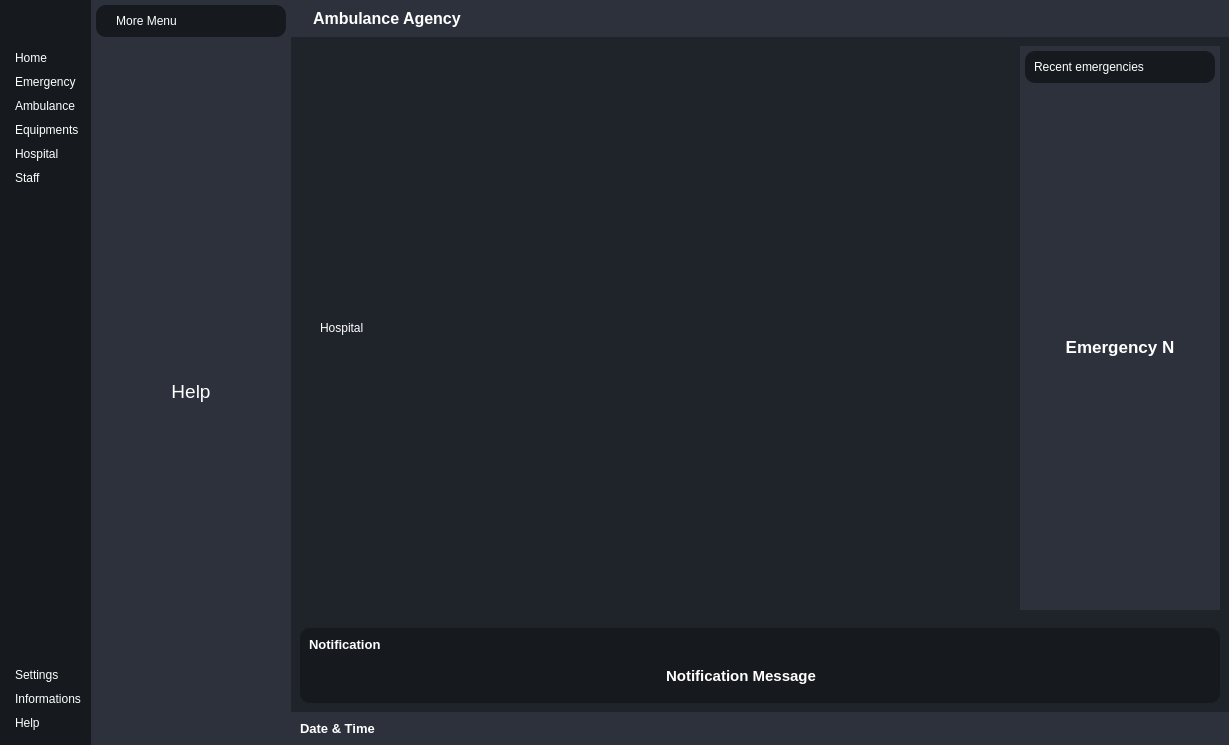
This is mainwindow.ui in mohamedamor002/Ambulance-Agency as Qt 5 draws it before an edit. The edited form follows.
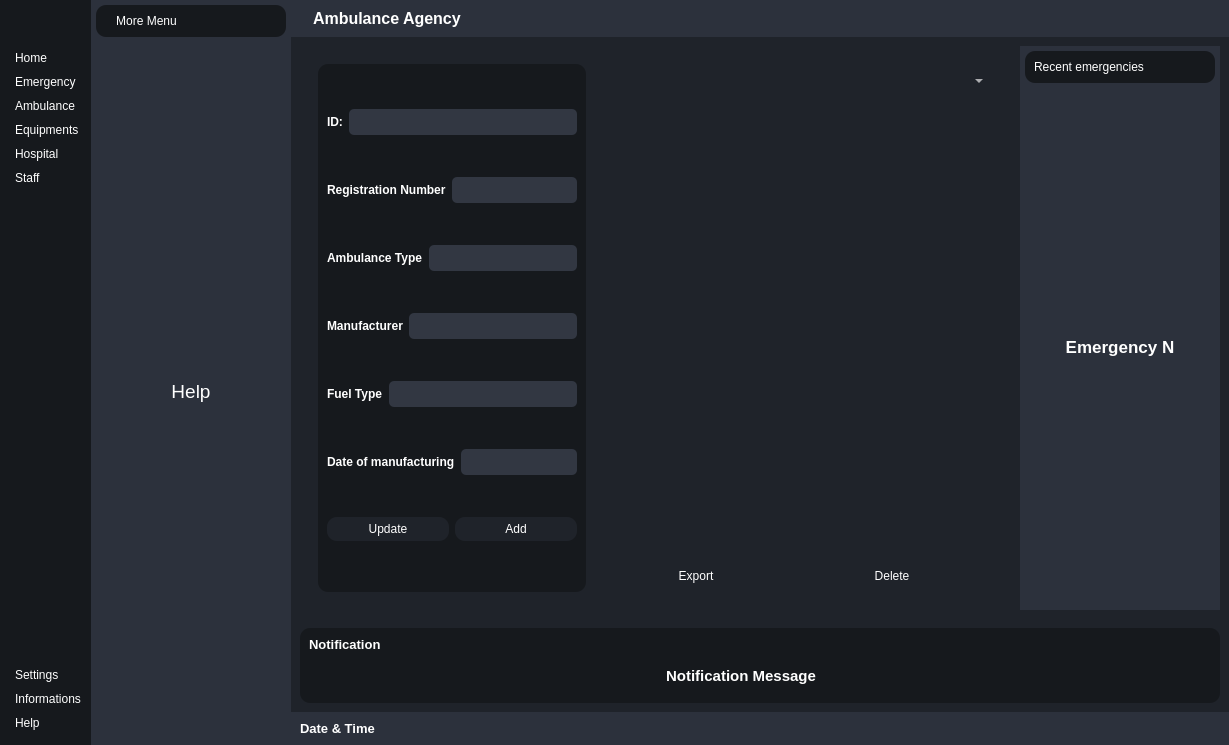
This is the edited form. Icons and pictures are not drawn.

Commit message: Setting Ambulance Interface

Diff of the .ui file:
```diff
--- a/mainwindow.ui
+++ b/mainwindow.ui
@@ -46,7 +46,7 @@
 
 background-color: #2c313c	;
 }
-#frame_4 , #frame_8 , #PopupNotificationSubContainer, #frame_11
+#frame_4 , #frame_8 , #PopupNotificationSubContainer, #frame_11,#frame_13
 {background-color: #16191d	;
 border-radius: 10px ;
 }
@@ -909,10 +909,10 @@
              <item>
               <widget class="QStackedWidget" name="stackedWidget_3">
                <property name="currentIndex">
-                <number>4</number>
+                <number>2</number>
                </property>
                <widget class="QWidget" name="HomePage">
-                <layout class="QVBoxLayout" name="verticalLayout_16">
+                <layout class="QHBoxLayout" name="horizontalLayout_26">
                  <item>
                   <widget class="QLabel" name="label_10">
                    <property name="font">
@@ -953,23 +953,278 @@
                  </item>
                 </layout>
                </widget>
-               <widget class="QWidget" name="ReportsPage">
-                <layout class="QVBoxLayout" name="verticalLayout_18">
+               <widget class="QWidget" name="AmbulancePage">
+                <layout class="QHBoxLayout" name="horizontalLayout_27">
+                 <item alignment="Qt::AlignLeft">
+                  <widget class="QFrame" name="frame_13">
+                   <property name="styleSheet">
+                    <string notr="true">
+QFrame#frame_13 QPushButton {
+    color: #fff;
+    background-color: rgb(31, 35, 42);
+    border-radius: 10px;
+    padding: 5px 10px;
+    text-align: center;
+    border: none;
+}
+QFrame#frame_13 QPlainTextEdit {
+    background-color: rgb(50, 55, 66);
+    border: none;
+    border-radius: 5px;
+    color: #fff;
+    padding: 5px;
+}
+
+
+QFrame#frame_13 QPushButton:hover {
+    background-color: rgb(50, 55, 66);
+}
+
+/* Line Edit */
+QFrame#frame_13 QLineEdit {
+    background-color: rgb(50, 55, 66);
+    border: none;
+    border-radius: 5px;
+    color: #fff;
+    padding: 5px;
+}
+
+/* Spin Box */
+QFrame#frame_13 QSpinBox {
+    background-color: rgb(50, 55, 66);
+    border: none;
+    border-radius: 5px;
+    color: #fff;
+    padding: 5px;
+}
+
+/* Combo Box */
+QFrame#frame_13 QComboBox {
+    background-color: rgb(50, 55, 66);
+    border: none;
+    border-radius: 5px;
+    color: #fff;
+    padding: 5px;
+    min-width: 6em;
+}
+
+QFrame#frame_13 QComboBox:editable {
+    background-color: rgb(50, 55, 66);
+}
+/* Date Edit */
+QFrame#frame_13 QDateEdit {
+    background-color: rgb(50, 55, 66);
+    border: none;
+    border-radius: 5px;
+    color: #fff;
+    padding: 5px;
+}
+
+QFrame#frame_11 QDateEdit::drop-down {
+    background-color: rgb(31, 35, 42);
+    border: none;
+    subcontrol-origin: padding;
+    subcontrol-position: top right;
+    width: 20px;
+}
+
+QFrame#frame_11 QDateEdit::down-arrow {
+    image: url(&quot;path/to/arrow/down.png&quot;);
+    width: 20px;
+    height: 20px;
+}
+
+</string>
+                   </property>
+                   <property name="frameShape">
+                    <enum>QFrame::StyledPanel</enum>
+                   </property>
+                   <property name="frameShadow">
+                    <enum>QFrame::Raised</enum>
+                   </property>
+                   <layout class="QVBoxLayout" name="verticalLayout_16">
+                    <item>
+                     <layout class="QHBoxLayout" name="horizontalLayout_28">
+                      <item>
+                       <widget class="QLabel" name="label_12">
+                        <property name="font">
+                         <font>
+                          <weight>75</weight>
+                          <bold>true</bold>
+                         </font>
+                        </property>
+                        <property name="text">
+                         <string>ID:</string>
+                        </property>
+                       </widget>
+                      </item>
+                      <item>
+                       <widget class="QLineEdit" name="lineEditIdAmb"/>
+                      </item>
+                     </layout>
+                    </item>
+                    <item>
+                     <layout class="QHBoxLayout" name="horizontalLayout_29">
+                      <item>
+                       <widget class="QLabel" name="label_25">
+                        <property name="font">
+                         <font>
+                          <weight>75</weight>
+                          <bold>true</bold>
+                         </font>
+                        </property>
+                        <property name="text">
+                         <string>Registration Number</string>
+                        </property>
+                       </widget>
+                      </item>
+                      <item>
+                       <widget class="QLineEdit" name="lineEditRegAmb"/>
+                      </item>
+                     </layout>
+                    </item>
+                    <item>
+                     <layout class="QHBoxLayout" name="horizontalLayout_30">
+                      <item>
+                       <widget class="QLabel" name="label_26">
+                        <property name="font">
+                         <font>
+                          <weight>75</weight>
+                          <bold>true</bold>
+                         </font>
+                        </property>
+                        <property name="text">
+                         <string>Ambulance Type</string>
+                        </property>
+                       </widget>
+                      </item>
+                      <item>
+                       <widget class="QLineEdit" name="lineEditTypeAmb"/>
+                      </item>
+                     </layout>
+                    </item>
+                    <item>
+                     <layout class="QHBoxLayout" name="horizontalLayout_33">
+                      <item>
+                       <widget class="QLabel" name="label_29">
+                        <property name="font">
+                         <font>
+                          <weight>75</weight>
+                          <bold>true</bold>
+                         </font>
+                        </property>
+                        <property name="text">
+                         <string>Manufacturer</string>
+                        </property>
+                       </widget>
+                      </item>
+                      <item>
+                       <widget class="QLineEdit" name="lineEditManAmb"/>
+                      </item>
+                     </layout>
+                    </item>
+                    <item>
+                     <layout class="QHBoxLayout" name="horizontalLayout_31">
+                      <item>
+                       <widget class="QLabel" name="label_27">
+                        <property name="font">
+                         <font>
+                          <weight>75</weight>
+                          <bold>true</bold>
+                         </font>
+                        </property>
+                        <property name="text">
+                         <string>Fuel Type</string>
+                        </property>
+                       </widget>
+                      </item>
+                      <item>
+                       <widget class="QLineEdit" name="lineEditTFAmb"/>
+                      </item>
+                     </layout>
+                    </item>
+                    <item>
+                     <layout class="QHBoxLayout" name="horizontalLayout_32">
+                      <item>
+                       <widget class="QLabel" name="label_28">
+                        <property name="font">
+                         <font>
+                          <weight>75</weight>
+                          <bold>true</bold>
+                         </font>
+                        </property>
+                        <property name="text">
+                         <string>Date of manufacturing</string>
+                        </property>
+                       </widget>
+                      </item>
+                      <item>
+                       <widget class="QLineEdit" name="lineEditDateAmb"/>
+                      </item>
+                     </layout>
+                    </item>
+                    <item>
+                     <layout class="QHBoxLayout" name="horizontalLayout_34">
+                      <item>
+                       <widget class="QPushButton" name="pushButtonUpdateAmbBtn">
+                        <property name="text">
+                         <string>Update</string>
+                        </property>
+                       </widget>
+                      </item>
+                      <item>
+                       <widget class="QPushButton" name="pushButtonAddAmbBtn">
+                        <property name="text">
+                         <string>Add</string>
+                        </property>
+                       </widget>
+                      </item>
+                     </layout>
+                    </item>
+                   </layout>
+                  </widget>
+                 </item>
                  <item>
-                  <widget class="QLabel" name="label_12">
-                   <property name="font">
-                    <font>
-                     <pointsize>13</pointsize>
-                     <weight>75</weight>
-                     <bold>true</bold>
-                    </font>
+                  <widget class="QFrame" name="frame_14">
+                   <property name="frameShape">
+                    <enum>QFrame::StyledPanel</enum>
                    </property>
-                   <property name="text">
-                    <string>Reports</string>
+                   <property name="frameShadow">
+                    <enum>QFrame::Raised</enum>
                    </property>
-                   <property name="alignment">
-                    <set>Qt::AlignCenter</set>
-                   </property>
+                   <layout class="QVBoxLayout" name="verticalLayout_18">
+                    <item>
+                     <layout class="QHBoxLayout" name="horizontalLayout_35">
+                      <item>
+                       <widget class="QLineEdit" name="lineEdit_3"/>
+                      </item>
+                      <item>
+                       <widget class="QComboBox" name="comboBox"/>
+                      </item>
+                     </layout>
+                    </item>
+                    <item>
+                     <widget class="QTableView" name="tableView"/>
+                    </item>
+                    <item>
+                     <layout class="QHBoxLayout" name="horizontalLayout_36">
+                      <item>
+                       <widget class="QPushButton" name="pushButton">
+                        <property name="text">
+                         <string>Export</string>
+                        </property>
+                       </widget>
+                      </item>
+                      <item>
+                       <widget class="QPushButton" name="pushButton_2">
+                        <property name="text">
+                         <string>Delete</string>
+                        </property>
+                       </widget>
+                      </item>
+                     </layout>
+                    </item>
+                   </layout>
                   </widget>
                  </item>
                 </layout>
```
Left out of the diff: 4 changed lines with no effect on the pictures. The commit also changes 1 other file.
